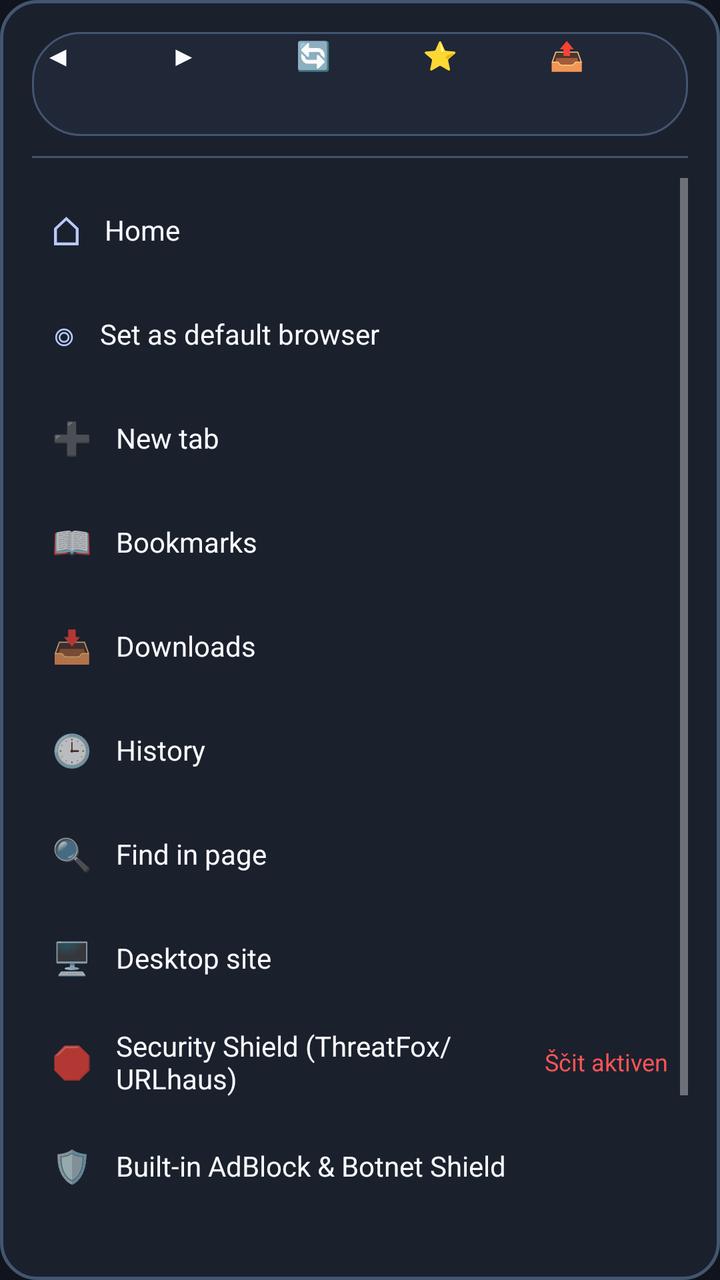
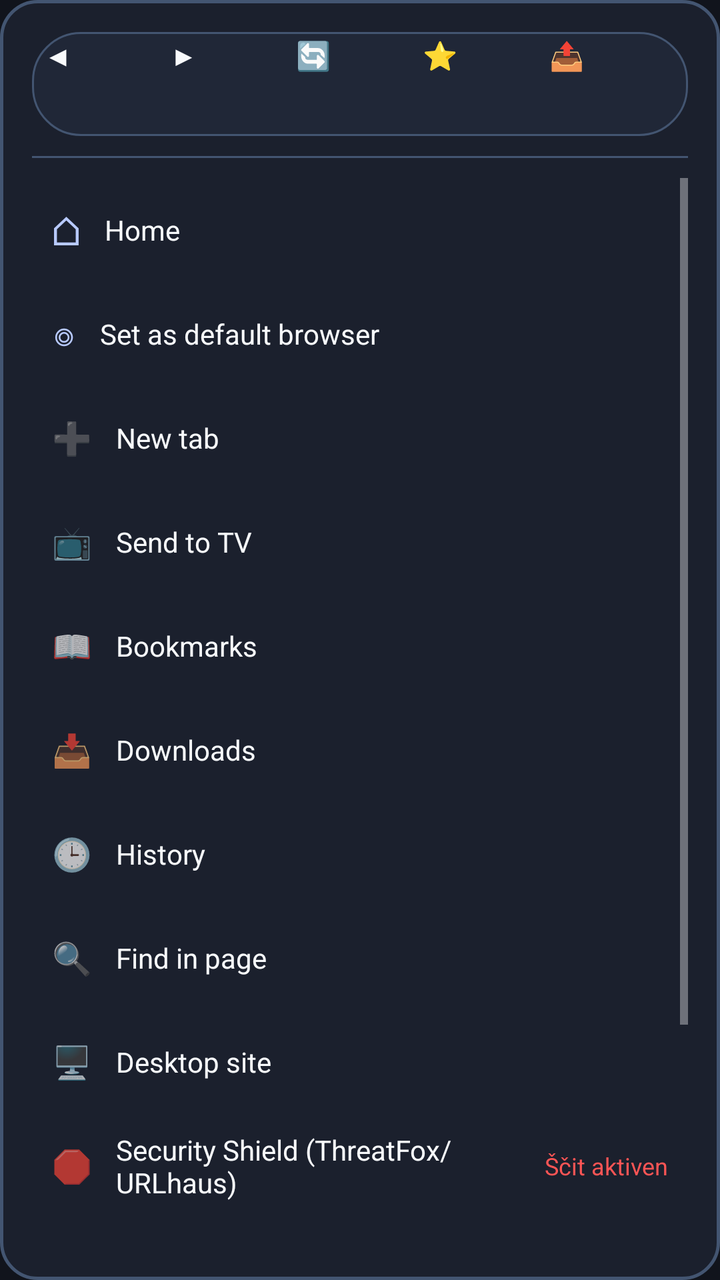

Screens rendered from an Android XML layout before and after an edit, with the pre-edit source and the edit as a unified diff.
<!-- AndroidManifest.xml: application theme AppTheme -->
<!-- res/layout/dialog_mobile_menu.xml -->
<?xml version="1.0" encoding="utf-8"?>
<LinearLayout xmlns:android="http://schemas.android.com/apk/res/android"
    android:layout_width="match_parent"
    android:layout_height="wrap_content"
    android:background="@drawable/bg_mobile_menu_dialog"
    android:orientation="vertical"
    android:padding="16dp">

    
    <LinearLayout
        android:layout_width="match_parent"
        android:layout_height="52dp"
        android:background="@drawable/bg_mobile_omnibox"
        android:gravity="center_vertical"
        android:orientation="horizontal"
        android:paddingHorizontal="6dp">

        <Button
            android:id="@+id/menuBtnBack"
            android:layout_width="0dp"
            android:layout_height="48dp"
            android:layout_weight="1"
            android:background="@drawable/bg_mobile_icon_button"
            android:text="◀"
            android:textColor="@color/text_primary"
            android:textSize="14sp" />

        <Button
            android:id="@+id/menuBtnForward"
            android:layout_width="0dp"
            android:layout_height="48dp"
            android:layout_weight="1"
            android:background="@drawable/bg_mobile_icon_button"
            android:text="▶"
            android:textColor="@color/text_primary"
            android:textSize="14sp" />

        <Button
            android:id="@+id/menuBtnReload"
            android:layout_width="0dp"
            android:layout_height="48dp"
            android:layout_weight="1"
            android:background="@drawable/bg_mobile_icon_button"
            android:text="🔄"
            android:textColor="@color/text_primary"
            android:textSize="14sp" />

        <Button
            android:id="@+id/menuBtnStar"
            android:layout_width="0dp"
            android:layout_height="48dp"
            android:layout_weight="1"
            android:background="@drawable/bg_mobile_icon_button"
            android:text="⭐"
            android:textColor="@color/accent_cyan"
            android:textSize="14sp" />

        <Button
            android:id="@+id/menuBtnShare"
            android:layout_width="0dp"
            android:layout_height="48dp"
            android:layout_weight="1"
            android:background="@drawable/bg_mobile_icon_button"
            android:text="📤"
            android:textColor="@color/text_primary"
            android:textSize="14sp" />
    </LinearLayout>

    <View
        android:layout_width="match_parent"
        android:layout_height="1dp"
        android:layout_marginVertical="10dp"
        android:background="@color/border_omnibox" />

    
    <ScrollView
        android:id="@+id/menuOptionsScroll"
        android:layout_width="match_parent"
        android:layout_height="wrap_content">

        <LinearLayout
            android:layout_width="match_parent"
            android:layout_height="wrap_content"
            android:orientation="vertical">

            <LinearLayout android:id="@+id/rowMenuHome" android:layout_width="match_parent" android:layout_height="52dp"
                android:background="@drawable/bg_mobile_icon_button" android:gravity="center_vertical"
                android:orientation="horizontal" android:paddingHorizontal="10dp">
                <TextView android:layout_width="wrap_content" android:layout_height="wrap_content" android:text="⌂" android:textSize="20sp" android:textColor="@color/accent_cyan" />
                <TextView android:id="@+id/labelMenuHome" android:layout_width="0dp" android:layout_height="wrap_content"
                    android:layout_weight="1" android:layout_marginStart="12dp" android:text="@string/btn_home"
                    android:textColor="@color/text_primary" android:textSize="14sp" />
            </LinearLayout>

            <LinearLayout android:id="@+id/rowMenuDefaultBrowser" android:layout_width="match_parent" android:layout_height="52dp"
                android:background="@drawable/bg_mobile_icon_button" android:gravity="center_vertical"
                android:orientation="horizontal" android:paddingHorizontal="10dp">
                <TextView android:layout_width="wrap_content" android:layout_height="wrap_content" android:text="◎" android:textSize="20sp" android:textColor="@color/accent_cyan" />
                <TextView android:id="@+id/labelMenuDefaultBrowser" android:layout_width="0dp" android:layout_height="wrap_content"
                    android:layout_weight="1" android:layout_marginStart="12dp" android:text="@string/menu_default_browser"
                    android:textColor="@color/text_primary" android:textSize="14sp" />
            </LinearLayout>

            
            <LinearLayout
                android:id="@+id/rowMenuNewTab"
                android:layout_width="match_parent"
                android:layout_height="52dp"
                android:background="@drawable/bg_mobile_icon_button"
                android:gravity="center_vertical"
                android:orientation="horizontal"
                android:paddingHorizontal="10dp">
                <TextView android:layout_width="wrap_content" android:layout_height="wrap_content" android:text="➕" android:textSize="16sp" />
                <TextView android:layout_width="0dp" android:layout_height="wrap_content" android:layout_weight="1" android:layout_marginStart="12dp" android:text="@string/menu_new_tab" android:textColor="@color/text_primary" android:textSize="14sp" />
            </LinearLayout>

            
            <LinearLayout
                android:id="@+id/rowMenuBookmarks"
                android:layout_width="match_parent"
                android:layout_height="52dp"
                android:background="@drawable/bg_mobile_icon_button"
                android:gravity="center_vertical"
                android:orientation="horizontal"
                android:paddingHorizontal="10dp">
                <TextView android:layout_width="wrap_content" android:layout_height="wrap_content" android:text="📖" android:textSize="16sp" />
                <TextView android:layout_width="0dp" android:layout_height="wrap_content" android:layout_weight="1" android:layout_marginStart="12dp" android:text="@string/menu_bookmarks" android:textColor="@color/text_primary" android:textSize="14sp" />
            </LinearLayout>

            
            <LinearLayout
                android:id="@+id/rowMenuDownloads"
                android:layout_width="match_parent"
                android:layout_height="52dp"
                android:background="@drawable/bg_mobile_icon_button"
                android:gravity="center_vertical"
                android:orientation="horizontal"
                android:paddingHorizontal="10dp">
                <TextView android:layout_width="wrap_content" android:layout_height="wrap_content" android:text="📥" android:textSize="16sp" />
                <TextView android:layout_width="0dp" android:layout_height="wrap_content" android:layout_weight="1" android:layout_marginStart="12dp" android:text="@string/menu_downloads" android:textColor="@color/text_primary" android:textSize="14sp" />
            </LinearLayout>

            
            <LinearLayout
                android:id="@+id/rowMenuHistory"
                android:layout_width="match_parent"
                android:layout_height="52dp"
                android:background="@drawable/bg_mobile_icon_button"
                android:gravity="center_vertical"
                android:orientation="horizontal"
                android:paddingHorizontal="10dp">
                <TextView android:layout_width="wrap_content" android:layout_height="wrap_content" android:text="🕒" android:textSize="16sp" />
                <TextView android:layout_width="0dp" android:layout_height="wrap_content" android:layout_weight="1" android:layout_marginStart="12dp" android:text="@string/menu_history" android:textColor="@color/text_primary" android:textSize="14sp" />
            </LinearLayout>

            
            <LinearLayout
                android:id="@+id/rowMenuFindInPage"
                android:layout_width="match_parent"
                android:layout_height="52dp"
                android:background="@drawable/bg_mobile_icon_button"
                android:gravity="center_vertical"
                android:orientation="horizontal"
                android:paddingHorizontal="10dp">
                <TextView android:layout_width="wrap_content" android:layout_height="wrap_content" android:text="🔍" android:textSize="16sp" />
                <TextView android:layout_width="0dp" android:layout_height="wrap_content" android:layout_weight="1" android:layout_marginStart="12dp" android:text="@string/menu_find_in_page" android:textColor="@color/text_primary" android:textSize="14sp" />
            </LinearLayout>

            
            <LinearLayout
                android:id="@+id/rowMenuDesktopSite"
                android:layout_width="match_parent"
                android:layout_height="52dp"
                android:background="@drawable/bg_mobile_icon_button"
                android:gravity="center_vertical"
                android:orientation="horizontal"
                android:paddingHorizontal="10dp">
                <TextView android:layout_width="wrap_content" android:layout_height="wrap_content" android:text="🖥️" android:textSize="16sp" />
                <TextView android:layout_width="0dp" android:layout_height="wrap_content" android:layout_weight="1" android:layout_marginStart="12dp" android:text="@string/menu_desktop_site" android:textColor="@color/text_primary" android:textSize="14sp" />
                <CheckBox android:id="@+id/cbDesktopSite" android:layout_width="wrap_content" android:layout_height="wrap_content" android:clickable="false" />
            </LinearLayout>

            
            <LinearLayout
                android:id="@+id/rowMenuThreatStats"
                android:layout_width="match_parent"
                android:layout_height="52dp"
                android:background="@drawable/bg_mobile_icon_button"
                android:gravity="center_vertical"
                android:orientation="horizontal"
                android:paddingHorizontal="10dp">
                <TextView android:layout_width="wrap_content" android:layout_height="wrap_content" android:text="🛑" android:textSize="16sp" />
                <TextView android:layout_width="0dp" android:layout_height="wrap_content" android:layout_weight="1" android:layout_marginStart="12dp" android:text="@string/menu_threat_stats" android:textColor="@color/text_primary" android:textSize="14sp" />
                <TextView android:id="@+id/tvThreatCountBadge" android:layout_width="wrap_content" android:layout_height="wrap_content" android:textColor="#ff5555" android:textSize="12sp" android:text="Ščit aktiven" />
            </LinearLayout>

            
            <LinearLayout
                android:id="@+id/rowMenuAdBlock"
                android:layout_width="match_parent"
                android:layout_height="52dp"
                android:background="@drawable/bg_mobile_icon_button"
                android:gravity="center_vertical"
                android:orientation="horizontal"
                android:paddingHorizontal="10dp">
                <TextView android:layout_width="wrap_content" android:layout_height="wrap_content" android:text="🛡️" android:textSize="16sp" />
                <TextView android:layout_width="0dp" android:layout_height="wrap_content" android:layout_weight="1" android:layout_marginStart="12dp" android:text="@string/menu_adblock" android:textColor="@color/text_primary" android:textSize="14sp" />
                <CheckBox android:id="@+id/cbAdBlock" android:layout_width="wrap_content" android:layout_height="wrap_content" android:checked="true" android:clickable="false" />
            </LinearLayout>

            
            <LinearLayout
                android:id="@+id/rowMenuDarkMode"
                android:layout_width="match_parent"
                android:layout_height="52dp"
                android:background="@drawable/bg_mobile_icon_button"
                android:gravity="center_vertical"
                android:orientation="horizontal"
                android:paddingHorizontal="10dp">
                <TextView android:layout_width="wrap_content" android:layout_height="wrap_content" android:text="🌙" android:textSize="16sp" />
                <TextView android:layout_width="0dp" android:layout_height="wrap_content" android:layout_weight="1" android:layout_marginStart="12dp" android:text="@string/menu_dark_mode" android:textColor="@color/text_primary" android:textSize="14sp" />
                <CheckBox android:id="@+id/cbDarkMode" android:layout_width="wrap_content" android:layout_height="wrap_content" android:checked="true" android:clickable="false" />
            </LinearLayout>

            
            <LinearLayout
                android:id="@+id/rowMenuSettings"
                android:layout_width="match_parent"
                android:layout_height="52dp"
                android:background="@drawable/bg_mobile_icon_button"
                android:gravity="center_vertical"
                android:orientation="horizontal"
                android:paddingHorizontal="10dp">
                <TextView android:layout_width="wrap_content" android:layout_height="wrap_content" android:text="⚙️" android:textSize="16sp" />
                <TextView android:layout_width="0dp" android:layout_height="wrap_content" android:layout_weight="1" android:layout_marginStart="12dp" android:text="@string/menu_settings" android:textColor="@color/text_primary" android:textSize="14sp" />
            </LinearLayout>

        </LinearLayout>
    </ScrollView>
</LinearLayout>
<!-- resources referenced by this layout -->
<resources>
  <color name="accent_cyan">#B8CAFF</color>
  <color name="border_omnibox">#435571</color>
  <color name="text_primary">#F8FAFC</color>
  <!-- drawable bg_mobile_icon_button (drawable) -->
  <?xml version="1.0" encoding="utf-8"?>
  <ripple xmlns:android="http://schemas.android.com/apk/res/android"
      android:color="@color/ripple_color">
      <item>
          <selector>
              <item android:state_pressed="true">
                  <shape android:shape="oval">
                      <solid android:color="@color/bg_secondary" />
                  </shape>
              </item>
              <item>
                  <shape android:shape="oval">
                      <solid android:color="@android:color/transparent" />
                  </shape>
              </item>
          </selector>
      </item>
  </ripple>
  <!-- drawable bg_mobile_menu_dialog (drawable) -->
  <?xml version="1.0" encoding="utf-8"?>
  <shape xmlns:android="http://schemas.android.com/apk/res/android"
      android:shape="rectangle">
      <solid android:color="@color/bg_secondary" />
      <stroke android:width="1.5dp" android:color="@color/border_omnibox" />
      <corners android:radius="18dp" />
  </shape>
  <!-- drawable bg_mobile_omnibox (drawable) -->
  <?xml version="1.0" encoding="utf-8"?>
  <selector xmlns:android="http://schemas.android.com/apk/res/android">
      <item android:state_activated="true">
          <shape android:shape="rectangle">
              <solid android:color="@color/bg_omnibox_focus" />
              <stroke android:width="2dp" android:color="@color/border_omnibox_focus" />
              <corners android:radius="24dp" />
          </shape>
      </item>
      <item>
          <shape android:shape="rectangle">
              <solid android:color="@color/bg_omnibox" />
              <stroke android:width="1dp" android:color="@color/border_omnibox" />
              <corners android:radius="24dp" />
          </shape>
      </item>
  </selector>
  <string name="btn_home">Home</string>
  <string name="menu_adblock">Built-in AdBlock &amp; Botnet Shield</string>
  <string name="menu_bookmarks">Bookmarks</string>
  <string name="menu_dark_mode">AMOLED Dark Mode</string>
  <string name="menu_default_browser">Set as default browser</string>
  <string name="menu_desktop_site">Desktop site</string>
  <string name="menu_downloads">Downloads</string>
  <string name="menu_find_in_page">Find in page</string>
  <string name="menu_history">History</string>
  <string name="menu_new_tab">New tab</string>
  <string name="menu_settings">Settings</string>
  <string name="menu_threat_stats">Security Shield (ThreatFox/URLhaus)</string>
  <style name="AppTheme" parent="@android:style/Theme.Material.NoActionBar">
          <item name="android:windowBackground">@color/bg_primary</item>
          <item name="android:colorBackground">@color/bg_primary</item>
          <item name="android:colorPrimary">@color/bg_primary</item>
          <item name="android:colorPrimaryDark">@color/bg_pure_black</item>
          <item name="android:colorAccent">@color/accent_cyan</item>
          <item name="android:statusBarColor">@color/bg_primary</item>
          <item name="android:navigationBarColor">@color/bg_pure_black</item>
          <item name="android:windowLightStatusBar">false</item>
          <item name="android:windowLightNavigationBar">false</item>
      </style>
  <color name="ripple_color">#26B8CAFF</color>
  <color name="bg_secondary">#1B202D</color>
  <color name="bg_omnibox_focus">#2D4064</color>
  <color name="border_omnibox_focus">#B8CAFF</color>
  <color name="bg_omnibox">#202737</color>
  <color name="bg_primary">#11141C</color>
  <color name="bg_pure_black">#000000</color>
</resources>

<!-- the commit's change to res/layout/dialog_mobile_menu.xml (unified diff, before → after) -->
@@ -116,6 +116,19 @@
 
             
             <LinearLayout
+                android:id="@+id/rowMenuCastToTv"
+                android:layout_width="match_parent"
+                android:layout_height="52dp"
+                android:background="@drawable/bg_mobile_icon_button"
+                android:gravity="center_vertical"
+                android:orientation="horizontal"
+                android:paddingHorizontal="10dp">
+                <TextView android:layout_width="wrap_content" android:layout_height="wrap_content" android:text="📺" android:textSize="16sp" />
+                <TextView android:layout_width="0dp" android:layout_height="wrap_content" android:layout_weight="1" android:layout_marginStart="12dp" android:text="@string/menu_cast_to_tv" android:textColor="@color/text_primary" android:textSize="14sp" />
+            </LinearLayout>
+
+            
+            <LinearLayout
                 android:id="@+id/rowMenuBookmarks"
                 android:layout_width="match_parent"
                 android:layout_height="52dp"
<!-- resource entries referenced after the edit -->
@@ -51,6 +51,7 @@
   <string name="btn_home">Home</string>
   <string name="menu_adblock">Built-in AdBlock &amp; Botnet Shield</string>
   <string name="menu_bookmarks">Bookmarks</string>
+  <string name="menu_cast_to_tv">Send to TV</string>
   <string name="menu_dark_mode">AMOLED Dark Mode</string>
   <string name="menu_default_browser">Set as default browser</string>
   <string name="menu_desktop_site">Desktop site</string>
